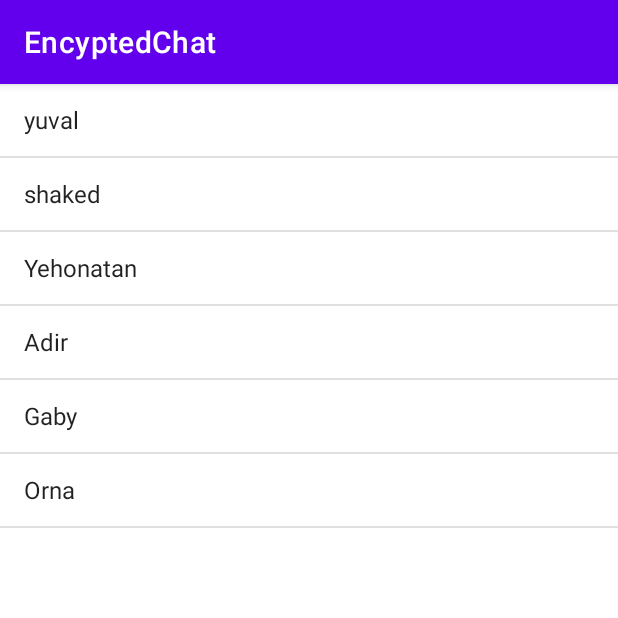
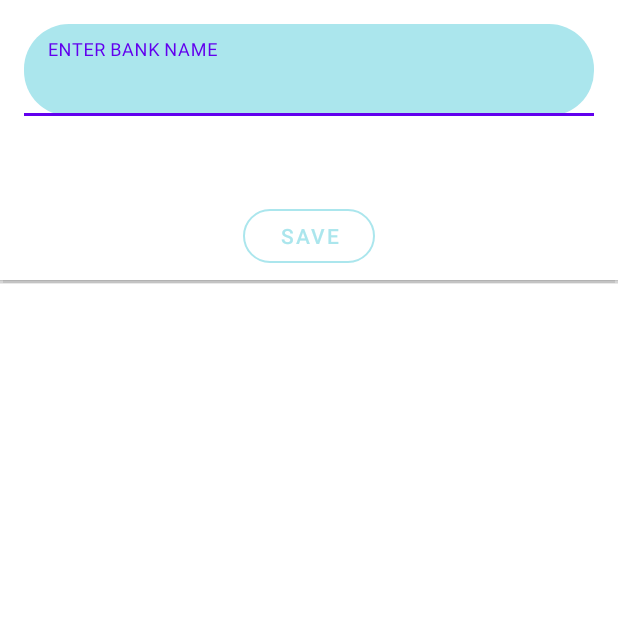
Before and after one commit to yuvalitach/EncyptedDecryptedChat, an Android app: the screen it shows after launch (DecryptActivity), on a phone screen of 412 x 824 dp, the top half of it. Run offline under Robolectric (Android 15) with nearby library versions, the phone set to English and light mode, and no system bars; our stand-ins replace Firebase (no records; nobody signed in at launch, a user with empty details on screens opened directly).

Commit message:
Add popup , add database

```diff
--- /dev/null
+++ b/app/src/main/java/com/example/encyptedchat/App.java
@@ -0,0 +1,14 @@
+package com.example.encyptedchat;
+
+import android.app.Application;
+
+import com.example.encyptedchat.Models.DataManager;
+
+public class App extends Application {
+
+    @Override
+    public void onCreate() {
+        super.onCreate();
+        DataManager.initHelper();
+    }
+}
--- a/app/src/main/java/com/example/encyptedchat/DecryptActivity.java
+++ b/app/src/main/java/com/example/encyptedchat/DecryptActivity.java
@@ -4,8 +4,19 @@ import androidx.appcompat.app.AppCompatActivity;
 
 import android.os.Bundle;
 import android.util.Log;
+import android.view.Gravity;
+import android.view.LayoutInflater;
+import android.view.View;
 import android.widget.ArrayAdapter;
+import android.widget.LinearLayout;
 import android.widget.ListView;
+import android.widget.PopupWindow;
+
+import com.example.encyptedchat.Models.DataManager;
+import com.example.encyptedchat.Models.DecryptEncrypt;
+import com.example.encyptedchat.Models.User;
+import com.google.android.material.button.MaterialButton;
+import com.google.android.material.textfield.TextInputEditText;
 
 import java.util.ArrayList;
 import java.util.List;
@@ -14,8 +25,11 @@ public class DecryptActivity extends AppCompatActivity {
 
     private ListView listView;
     private ArrayAdapter<String> adapter;
-    private List<String> encryptedValues;
+    private ArrayList<String> encryptedValues;
     private List<String> decryptedValues;
+    private PopupWindow popupWindow;
+    private final DataManager dataManager = DataManager.getInstance();
+    User userToStore;
 
     @Override
     protected void onCreate(Bundle savedInstanceState) {
@@ -23,26 +37,68 @@ public class DecryptActivity extends AppCompatActivity {
         setContentView(R.layout.activity_decrypt);
 
         listView = (ListView) findViewById(R.id.list_view);
+        listView.setVisibility(View.GONE);
+        findViewById(R.id.activity_decrypt1).post(new Runnable() {
+            public void run() {
+                onButtonShowPopupWindowClick(findViewById(R.id.activity_decrypt1));
+            }
+        });
+
+
 
         encryptedValues = new ArrayList<>();
+
         try {
-            encryptedValues.add(DecryptChat.encrypt("yuval"));
-            encryptedValues.add(DecryptChat.encrypt("shaked"));
-            encryptedValues.add(DecryptChat.encrypt("Yehonatan"));
-            encryptedValues.add(DecryptChat.encrypt("Adir"));
-            encryptedValues.add(DecryptChat.encrypt("Gaby"));
-            encryptedValues.add(DecryptChat.encrypt("Orna"));
+            encryptedValues.add(DecryptEncrypt.encrypt("yuval"));
+            encryptedValues.add(DecryptEncrypt.encrypt("shaked"));
+            encryptedValues.add(DecryptEncrypt.encrypt("Yehonatan"));
+            encryptedValues.add(DecryptEncrypt.encrypt("Adir"));
+            encryptedValues.add(DecryptEncrypt.encrypt("Gaby"));
+            encryptedValues.add(DecryptEncrypt.encrypt("Orna"));
 
 
         } catch (Exception e) {
             e.printStackTrace();
         }
+
+        userToStore=new User("Yuval","abcdefg", encryptedValues);
+        dataManager.setCurrentUser(userToStore);
+        dataManager.storeUserInDB(userToStore);
+
         // Add your encrypted values to the list
-        decryptedValues = DecryptChat.decrypt(encryptedValues);
+        decryptedValues = DecryptEncrypt.decrypt(encryptedValues);
         Log.d("decryptedValuesTAG", "onCreate: "+decryptedValues);
         adapter = new ArrayAdapter<>(this, android.R.layout.simple_list_item_1, decryptedValues);
         listView.setAdapter(adapter);
+
+
     }
 
+    public void onButtonShowPopupWindowClick(View view) {
 
+        LayoutInflater inflater = (LayoutInflater)
+                getSystemService(LAYOUT_INFLATER_SERVICE);
+        View popupView = inflater.inflate(R.layout.pop_up_window, null);
+
+        int width = LinearLayout.LayoutParams.WRAP_CONTENT;
+        int height = LinearLayout.LayoutParams.WRAP_CONTENT;
+        boolean focusable = true;
+        popupWindow = new PopupWindow(popupView, width, height, focusable);
+
+        popupWindow.showAtLocation(view, Gravity.CENTER, 0, 0);
+        MaterialButton popup_BTN_save =(MaterialButton) popupView.findViewById(R.id.popup_BTN_save);
+        TextInputEditText popup_LBL_accountName = (TextInputEditText) popupView.findViewById(R.id.popup_LBL_accountName);;
+
+
+        popup_BTN_save.setOnClickListener(new View.OnClickListener() {
+            @Override
+            public void onClick(View v) {
+//                accountName = popup_LBL_accountName.getText().toString();
+                popupWindow.dismiss();
+//                saveManuelAccount();
+            }
+        });
+
+
+    }
 }
--- /dev/null
+++ b/app/src/main/java/com/example/encyptedchat/Models/DataManager.java
@@ -0,0 +1,107 @@
+package com.example.encyptedchat.Models;
+
+import android.util.Log;
+
+import androidx.annotation.NonNull;
+
+import com.google.android.gms.tasks.OnCompleteListener;
+import com.google.android.gms.tasks.OnFailureListener;
+import com.google.android.gms.tasks.OnSuccessListener;
+import com.google.android.gms.tasks.Task;
+import com.google.firebase.auth.FirebaseAuth;
+import com.google.firebase.firestore.CollectionReference;
+import com.google.firebase.firestore.FirebaseFirestore;
+import com.google.firebase.firestore.QueryDocumentSnapshot;
+import com.google.firebase.firestore.QuerySnapshot;
+import com.google.firebase.storage.FirebaseStorage;
+
+public class DataManager {
+    private final FirebaseAuth firebaseAuth;
+    private final FirebaseFirestore dbFireStore;
+    private final FirebaseStorage storage;
+
+
+    private User currentUser;
+    private static DataManager single_instance = null;
+
+    private DataManager(){
+        firebaseAuth = FirebaseAuth.getInstance();
+        dbFireStore = FirebaseFirestore.getInstance();
+        storage = FirebaseStorage.getInstance();
+    }
+
+    public static DataManager getInstance() {
+        return single_instance;
+    }
+
+    public static DataManager initHelper() {
+        if (single_instance == null) {
+            single_instance = new DataManager();
+        }
+        return single_instance;
+    }
+
+    public FirebaseAuth getFirebaseAuth() {
+        return firebaseAuth;
+    }
+
+    public FirebaseFirestore getDbFireStore() {
+        return dbFireStore;
+    }
+
+    public FirebaseStorage getStorage() {
+        return storage;
+    }
+
+
+    public User getCurrentUser() {
+        return currentUser;
+    }
+
+    public DataManager setCurrentUser(User currentUser) {
+        this.currentUser = currentUser;
+        return this;
+    }
+
+    public void storeUserInDB(User userToStore) {
+        dbFireStore.collection("Users")
+                .document(userToStore.getName())
+                .set(userToStore)
+                .addOnSuccessListener(new OnSuccessListener<Void>() {
+                    @Override
+                    public void onSuccess(Void unused) {
+                        Log.d("pttt", "DocumentSnapshot Successfully written!");
+                    }
+                })
+                .addOnFailureListener(new OnFailureListener() {
+                    @Override
+                    public void onFailure(@NonNull Exception e) {
+                        Log.w("pttt", "Error adding document", e);
+                    }
+                });
+    }
+
+    public int findUserInDB(String name){
+        final int[] answer = {0};
+        CollectionReference myRef = dbFireStore.collection("Users");
+        myRef.get().addOnCompleteListener(new OnCompleteListener<QuerySnapshot>() {
+            @Override
+            public void onComplete(@NonNull Task<QuerySnapshot> task) {
+                if (task.isSuccessful()) {
+                    for (QueryDocumentSnapshot document : task.getResult()) {
+                        User loadedUser = document.toObject(User.class);
+                        if (loadedUser.getName().equals(name)) {
+                                DataManager.getInstance().setCurrentUser(loadedUser);
+                                Log.d("pttt", document.getId() + " => " + document.getData());
+                        } else{
+                            answer[0] = 1;
+                        }
+                    }
+                } else {
+                    Log.d("pttt", "Error getting documents: ", task.getException());
+                }
+            }
+        });
+        return answer[0];
+    }
+    }
--- /dev/null
+++ b/app/src/main/java/com/example/encyptedchat/Models/User.java
@@ -0,0 +1,43 @@
+package com.example.encyptedchat.Models;
+
+import java.util.ArrayList;
+
+public class User {
+    String name;
+    String key;
+    ArrayList <String> messageArray;
+
+    public User(String name, String key, ArrayList<String> messageArray) {
+        this.name = name;
+        this.key = key;
+        this.messageArray = messageArray;
+    }
+
+
+    public String getName() {
+        return name;
+    }
+
+    public User setName(String name) {
+        this.name = name;
+        return this;
+    }
+
+    public String getKey() {
+        return key;
+    }
+
+    public User setKey(String key) {
+        this.key = key;
+        return this;
+    }
+
+    public ArrayList<String> getMessageArray() {
+        return messageArray;
+    }
+
+    public User setMessageArray(ArrayList<String> messageArray) {
+        this.messageArray = messageArray;
+        return this;
+    }
+}
--- a/app/src/main/res/layout/activity_decrypt.xml
+++ b/app/src/main/res/layout/activity_decrypt.xml
@@ -1,14 +1,15 @@
 <?xml version="1.0" encoding="utf-8"?>
-<androidx.constraintlayout.widget.ConstraintLayout xmlns:android="http://schemas.android.com/apk/res/android"
+<RelativeLayout xmlns:android="http://schemas.android.com/apk/res/android"
     xmlns:app="http://schemas.android.com/apk/res-auto"
     xmlns:tools="http://schemas.android.com/tools"
     android:layout_width="match_parent"
     android:layout_height="match_parent"
-    tools:context=".DecryptActivity">
+    tools:context=".DecryptActivity"
+    android:id="@+id/activity_decrypt1">
 
     <ListView
     android:id="@+id/list_view"
         android:layout_width="match_parent"
         android:layout_height="match_parent" />
 
-</androidx.constraintlayout.widget.ConstraintLayout>
+</RelativeLayout>
--- /dev/null
+++ b/app/src/main/res/layout/pop_up_window.xml
@@ -0,0 +1,51 @@
+<?xml version="1.0" encoding="utf-8"?>
+<RelativeLayout xmlns:android="http://schemas.android.com/apk/res/android"
+    android:layout_width="match_parent"
+    android:layout_height="match_parent"
+    xmlns:tools="http://schemas.android.com/tools"
+    xmlns:app="http://schemas.android.com/apk/res-auto"
+    android:background="@color/white"
+    tools:context=".DecryptActivity">
+
+    <com.google.android.material.textfield.TextInputLayout
+        android:id="@+id/account_EDT_bank"
+        style="@style/Widget.MaterialComponents.TextInputLayout.FilledBox"
+        android:layout_width="match_parent"
+        android:layout_height="wrap_content"
+        android:layout_marginBottom="40dp"
+        android:hint="ENTER BANK NAME"
+        android:padding="16dp"
+        android:textColorHint="@color/white"
+        app:boxBackgroundColor="#ABE6ED"
+        app:boxCornerRadiusBottomEnd="30dp"
+        app:boxCornerRadiusBottomStart="30dp"
+        app:boxCornerRadiusTopEnd="30dp"
+        app:boxCornerRadiusTopStart="30dp">
+
+        <com.google.android.material.textfield.TextInputEditText
+            android:id="@+id/popup_LBL_accountName"
+            android:layout_width="match_parent"
+            android:layout_height="wrap_content"
+            android:ems="30"
+            android:imeOptions="actionDone"
+            android:textSize="20sp" />
+    </com.google.android.material.textfield.TextInputLayout>
+
+    <com.google.android.material.button.MaterialButton
+        android:id="@+id/popup_BTN_save"
+        style="@style/Widget.MaterialComponents.Button.OutlinedButton"
+        android:layout_width="wrap_content"
+        android:layout_height="wrap_content"
+        android:layout_below="@+id/account_EDT_bank"
+        android:layout_centerHorizontal="true"
+        android:layout_marginStart="5dp"
+        android:layout_marginEnd="5dp"
+        android:layout_marginBottom="5dp"
+        android:layout_weight="1"
+        android:text="SAVE"
+        android:textColor="#ABE6ED"
+        app:cornerRadius="50dp"
+        app:strokeColor="#ABE6ED" />
+
+
+</RelativeLayout>
```
Also changed, not shown: app/build.gradle (+18 -0 lines), app/src/main/AndroidManifest.xml (+1 -8 lines), app/src/main/java/com/example/encyptedchat/MainActivity.java (deleted, +0 -95 lines), app/src/main/java/com/example/encyptedchat/Models/DecryptEncrypt.java (renamed from app/src/main/java/com/example/encyptedchat/DecryptChat.java, +2 -6 lines), app/src/main/res/layout/activity_main.xml (deleted, +0 -36 lines), build.gradle (+7 -0 lines), 1 other file.
